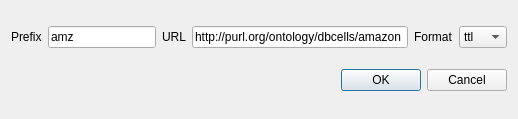
The window that Vocabulary_Dialog.ui (LambdaGeo/qgisparql-layer2triple) describes before a commit, drawn with Qt 5.
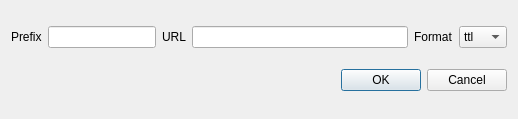
The same window after the commit.

```diff
--- a/Vocabulary_Dialog.ui
+++ b/Vocabulary_Dialog.ui
@@ -38,7 +38,7 @@
         </sizepolicy>
        </property>
        <property name="text">
-        <string>amz</string>
+        <string/>
        </property>
       </widget>
      </item>
@@ -70,7 +70,7 @@
         </size>
        </property>
        <property name="text">
-        <string>http://purl.org/ontology/dbcells/amazon</string>
+        <string/>
        </property>
       </widget>
      </item>
```
